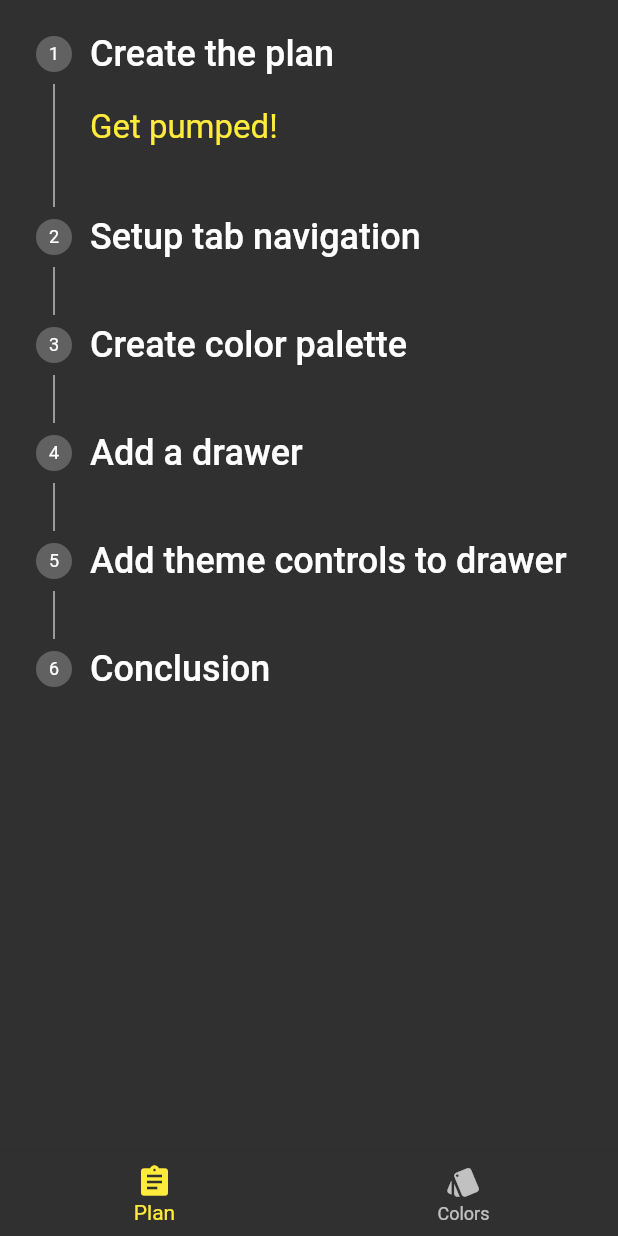
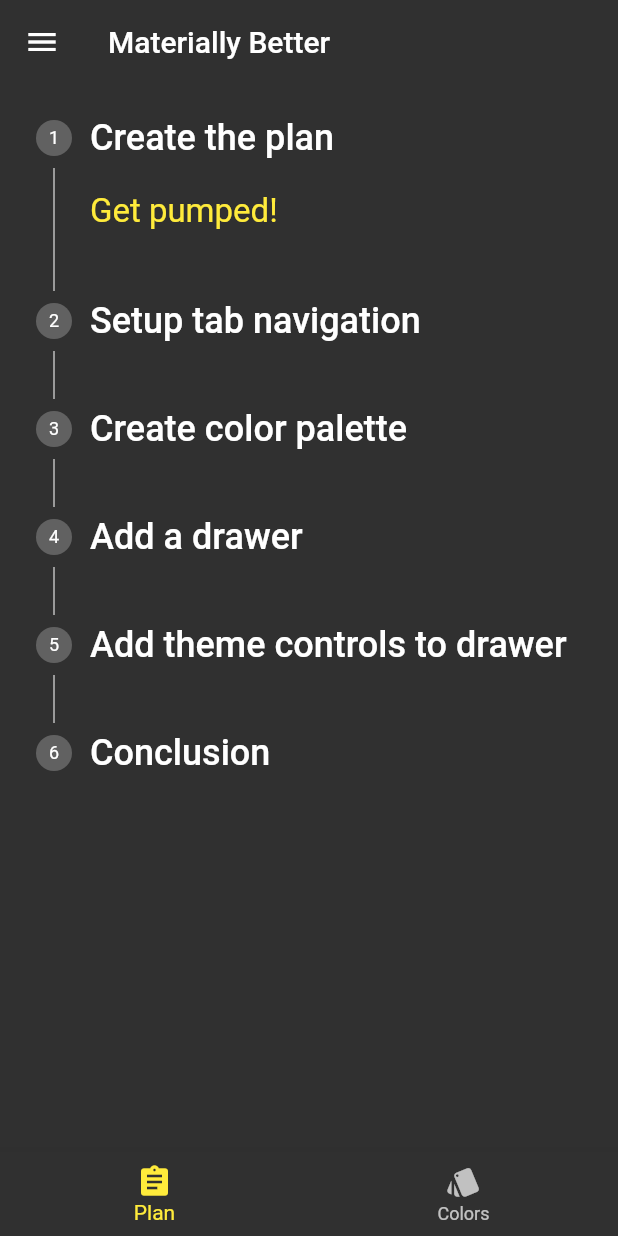
Before and after one commit to Senior033/presentation_materially_better, a Flutter app: the screen it shows after launch, on a phone screen of 412 x 824 dp. Run offline on Flutter 3.47's test engine with Material 2 defaults, Android fonts, the phone set to English and light mode, and no system bars.

Commit message:
Step 4: Add AppBar and then empty Drawer.

```diff
--- a/lib/master_screen.dart
+++ b/lib/master_screen.dart
@@ -23,7 +23,13 @@ class _MasterScreenState extends State<MasterScreen> {
     }
 
     return Scaffold(
+      appBar: AppBar(
+        title: Text('Materially Better'),
+        elevation: 0.0,
+        backgroundColor: Colors.transparent,
+      ),
       body: screen,
+      drawer: Drawer(),
       bottomNavigationBar: BottomNavigationBar(
         currentIndex: _pageIndex,
         items: <BottomNavigationBarItem>[
```
